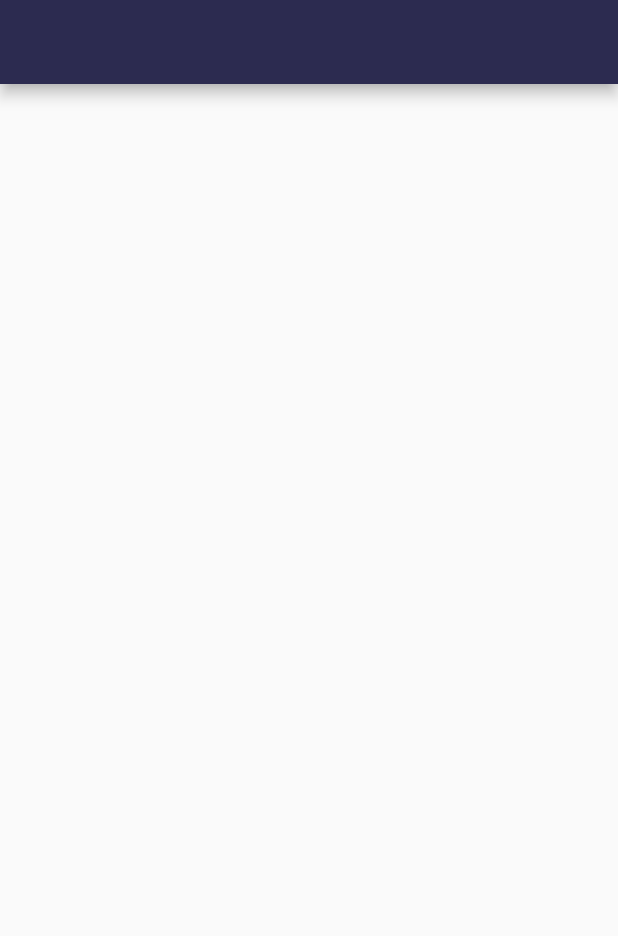
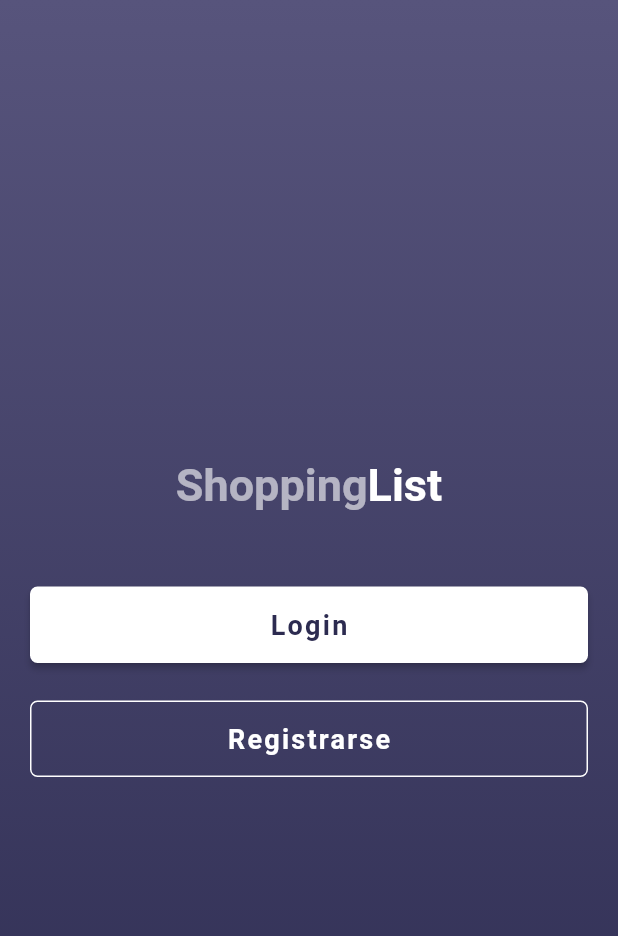
Before and after one commit to AlexanderMendivil/ShopList, a Flutter app: the screen it shows after launch, on a phone screen of 412 x 824 dp. Shown: the top 936 px of the screen. Run offline on Flutter 3.47's test engine with Material 2 defaults, Android fonts, the phone set to English and light mode, and no system bars; our stand-ins replace google_fonts, splashscreen.

```diff
--- /dev/null
+++ b/lib/MainScreens/login/welcome_screen.dart
@@ -0,0 +1,84 @@
+import 'package:app_final/Widgets/design_assets.dart';
+import 'package:flutter/material.dart';
+import 'package:flutter/widgets.dart';
+
+// ignore: camel_case_types
+class Welcome_screen extends StatefulWidget {
+  const Welcome_screen({Key? key}) : super(key: key);
+
+  @override
+  _Welcome_screenState createState() => _Welcome_screenState();
+}
+
+Widget _loginButton(BuildContext context) {
+  return Container(
+    padding: const EdgeInsets.only(top: 50.0, bottom: 25),
+    width: double.infinity,
+    child: ElevatedButton(
+      onPressed: () => print("boton iniciar sesion"),
+      style: ElevatedButton.styleFrom(
+          padding: const EdgeInsets.all(15.0),
+          shape:
+              RoundedRectangleBorder(borderRadius: BorderRadius.circular(5.0)),
+          primary: Colors.white),
+      child: Text(
+        "Login",
+        style: TextStyle(
+            color: Theme.of(context).primaryColor,
+            letterSpacing: 1.5,
+            fontSize: 18,
+            fontWeight: FontWeight.bold),
+      ),
+    ),
+  );
+}
+
+Widget _signUpButton(BuildContext context) {
+  return Container(
+    width: double.infinity,
+    child: OutlinedButton(
+      onPressed: () => print("boton registro"),
+      style: OutlinedButton.styleFrom(
+        padding: const EdgeInsets.all(15.0),
+        shape: RoundedRectangleBorder(borderRadius: BorderRadius.circular(5.0)),
+        primary: Colors.white,
+        side: const BorderSide(color: Colors.white, width: 1),
+      ),
+      child: const Text(
+        "Registrarse",
+        style: TextStyle(
+            color: Colors.white,
+            letterSpacing: 1.5,
+            fontSize: 18,
+            fontWeight: FontWeight.bold),
+      ),
+    ),
+  );
+}
+
+// ignore: camel_case_types
+class _Welcome_screenState extends State<Welcome_screen> {
+  @override
+  Widget build(BuildContext context) {
+    return SafeArea(
+      child: Scaffold(
+          body: SingleChildScrollView(
+        child: Container(
+          padding: const EdgeInsets.symmetric(horizontal: 20),
+          height: MediaQuery.of(context).size.height,
+          width: MediaQuery.of(context).size.width,
+          decoration:
+              BoxDecoration(gradient: Design_assets.linearGradient(context)),
+          child: Column(
+              crossAxisAlignment: CrossAxisAlignment.center,
+              mainAxisAlignment: MainAxisAlignment.center,
+              children: [
+                Design_assets.titleCustom(),
+                _loginButton(context),
+                _signUpButton(context)
+              ]),
+        ),
+      )),
+    );
+  }
+}
--- a/lib/Utils/text_app.dart
+++ b/lib/Utils/text_app.dart
@@ -1,4 +1,8 @@
 class Text_app {
   // ignore: constant_identifier_names
   static const String LOADING = "Cargando...";
+  // ignore: constant_identifier_names
+  static const String LOGIN = "Iniciar sesión";
+  // ignore: constant_identifier_names
+  static const String SIGNUP = "Registrarse";
 }
--- /dev/null
+++ b/lib/Widgets/design_assets.dart
@@ -0,0 +1,31 @@
+import 'package:flutter/cupertino.dart';
+import 'package:flutter/material.dart';
+import 'package:google_fonts/google_fonts.dart';
+
+// ignore: camel_case_types
+class Design_assets {
+  static LinearGradient linearGradient(BuildContext context) {
+    return LinearGradient(
+        begin: Alignment.topCenter,
+        end: Alignment.bottomCenter,
+        colors: [
+          Theme.of(context).primaryColorLight,
+          Theme.of(context).primaryColor,
+        ]);
+  }
+
+  static RichText titleCustom() {
+    return RichText(
+      textAlign: TextAlign.center,
+      text: TextSpan(
+          text: "Shopping",
+          style: GoogleFonts.portLligatSans(
+              fontSize: 30, fontWeight: FontWeight.w700, color: Colors.white60),
+          children: const [
+            TextSpan(
+                text: "List",
+                style: TextStyle(color: Colors.white, fontSize: 30))
+          ]),
+    );
+  }
+}
--- a/lib/main.dart
+++ b/lib/main.dart
@@ -2,8 +2,11 @@ import 'package:app_final/MainScreens/home_screen.dart';
 import 'package:app_final/Utils/assets_images.dart';
 import 'package:app_final/Utils/constants_app.dart';
 import 'package:app_final/Utils/text_app.dart';
+import 'package:app_final/Widgets/design_assets.dart';
 import 'package:flutter/material.dart';
 import 'package:splashscreen/splashscreen.dart';
+
+import 'MainScreens/login/welcome_screen.dart';
 
 void main() {
   runApp(const MyApp());
@@ -39,14 +42,20 @@ class MyHomePage extends StatefulWidget {
 class _MyHomePageState extends State<MyHomePage> {
   @override
   Widget build(BuildContext context) {
-    return SplashScreen(
-      seconds: ConstantAPP.TIME_SPLASH_SCREEN,
-      navigateAfterSeconds: const Home_screen(),
-      image: Asset_images.ImageLogo(),
-      backgroundColor: Colors.white,
-      photoSize: 100,
-      loadingText: const Text(Text_app.LOADING),
-      loaderColor: Theme.of(context).primaryColor,
+    return Center(
+      child: SplashScreen(
+        seconds: ConstantAPP.TIME_SPLASH_SCREEN,
+        navigateAfterSeconds: const Welcome_screen(),
+        image: Asset_images.ImageLogo(),
+        backgroundColor: Colors.white,
+        photoSize: 100,
+        loadingText: Text(
+          Text_app.LOADING,
+          style: Theme.of(context).textTheme.bodyText1,
+        ),
+        loaderColor: Theme.of(context).primaryColor,
+        gradientBackground: Design_assets.linearGradient(context),
+      ),
     );
   }
 }
--- a/pubspec.yaml
+++ b/pubspec.yaml
@@ -27,6 +27,7 @@ environment:
 # the latest version available on pub.dev. To see which dependencies have newer
 # versions available, run `flutter pub outdated`.
 dependencies:
+  google_fonts: ^1.1.0
   splashscreen: ^1.2.0
   flutter:
     sdk: flutter
```
Also changed, not shown: pubspec.lock.
